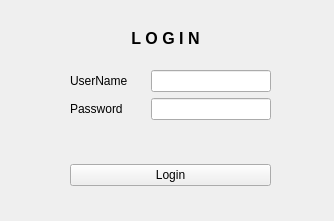
This is FrmLogin.ui in FarchanS/LTP_kel7_pendaftaran_RS as Qt 5 draws it before an edit. The edited form follows.
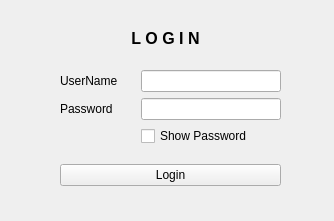
This is the edited form.

Commit message: update login masking, pendaftaran prog, user pass masking

What changed in the file:
```diff
--- a/FrmLogin.ui
+++ b/FrmLogin.ui
@@ -23,9 +23,9 @@
    <widget class="QWidget" name="formLayoutWidget">
     <property name="geometry">
      <rect>
-      <x>70</x>
+      <x>60</x>
       <y>70</y>
-      <width>201</width>
+      <width>221</width>
       <height>81</height>
      </rect>
     </property>
@@ -57,6 +57,13 @@
        </property>
       </widget>
      </item>
+     <item row="2" column="1">
+      <widget class="QCheckBox" name="Chk_show_pass">
+       <property name="text">
+        <string>Show Password</string>
+       </property>
+      </widget>
+     </item>
     </layout>
    </widget>
    <widget class="QLabel" name="label_2">
@@ -85,9 +92,9 @@
    <widget class="QWidget" name="horizontalLayoutWidget">
     <property name="geometry">
      <rect>
-      <x>70</x>
+      <x>60</x>
       <y>160</y>
-      <width>201</width>
+      <width>221</width>
       <height>31</height>
      </rect>
     </property>
```
The commit also changes 11 other files.
